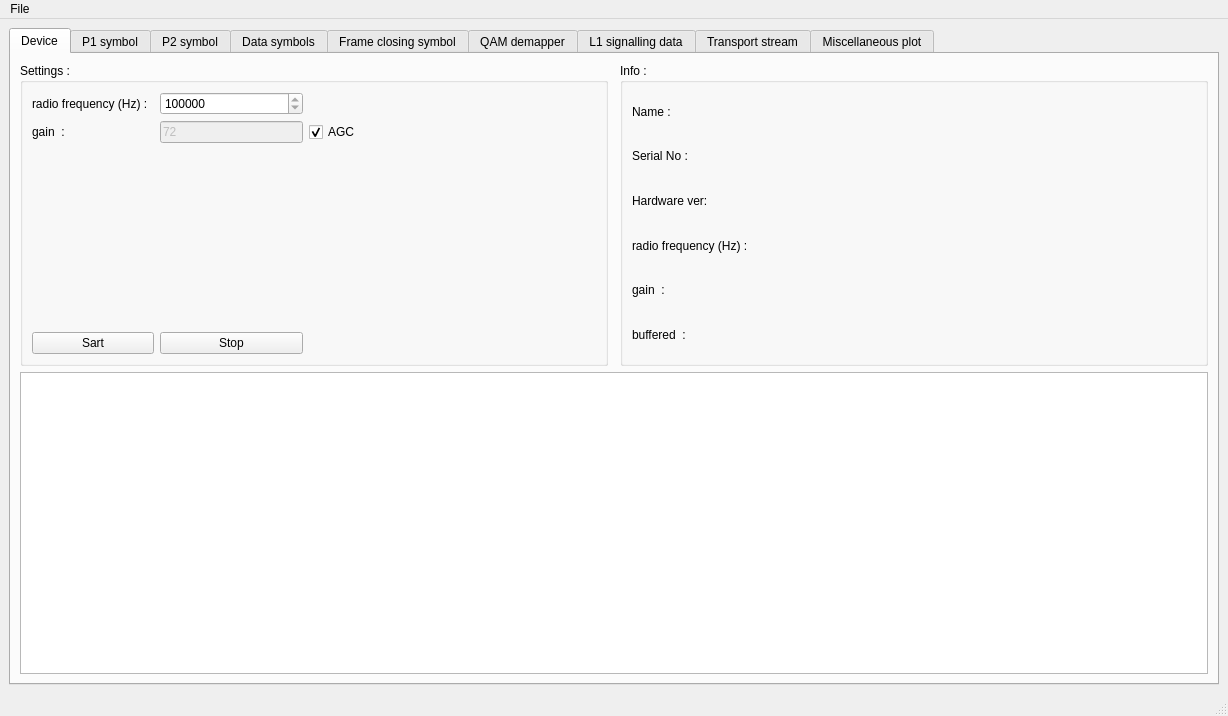
Old version of the form src/main_window.ui in the repository JustZhenya/sdr_receiver_dvb_t2.
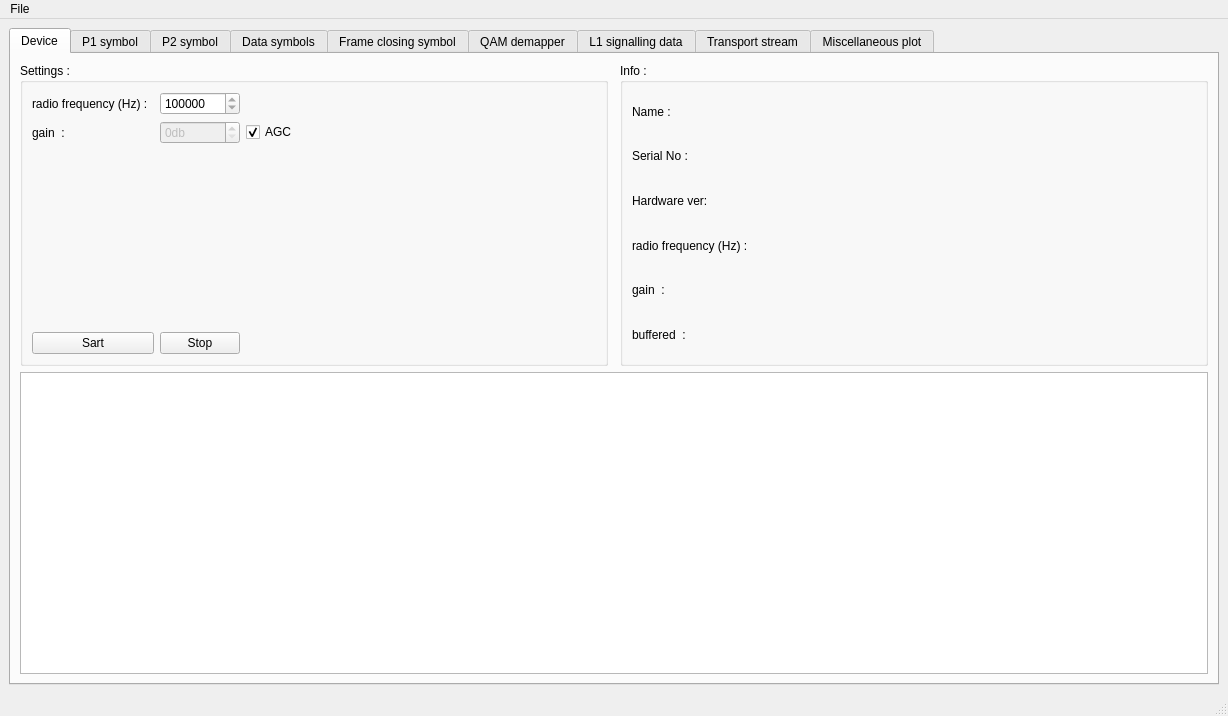
New version of the form. Icons and pictures are not drawn. Custom widgets are drawn as their Qt base class.

Commit message: Manual gain control when the DSP is running

What changed in the file:
```diff
--- a/src/main_window.ui
+++ b/src/main_window.ui
@@ -181,19 +181,6 @@
              </property>
             </widget>
            </item>
-           <item row="5" column="2">
-            <widget class="QLineEdit" name="line_edit_gain">
-             <property name="enabled">
-              <bool>false</bool>
-             </property>
-             <property name="text">
-              <string>72</string>
-             </property>
-             <property name="maxLength">
-              <number>32765</number>
-             </property>
-            </widget>
-           </item>
            <item row="5" column="0" colspan="2">
             <widget class="QLabel" name="label_gain">
              <property name="text">
@@ -247,6 +234,24 @@
              </property>
             </widget>
            </item>
+           <item row="5" column="2">
+            <widget class="QSpinBox" name="spinBoxGain">
+             <property name="enabled">
+              <bool>false</bool>
+             </property>
+             <property name="font">
+              <font>
+               <strikeout>false</strikeout>
+              </font>
+             </property>
+             <property name="suffix">
+              <string>db</string>
+             </property>
+             <property name="maximum">
+              <number>110</number>
+             </property>
+            </widget>
+           </item>
           </layout>
          </widget>
         </item>
```
The commit also changes 13 other files.
